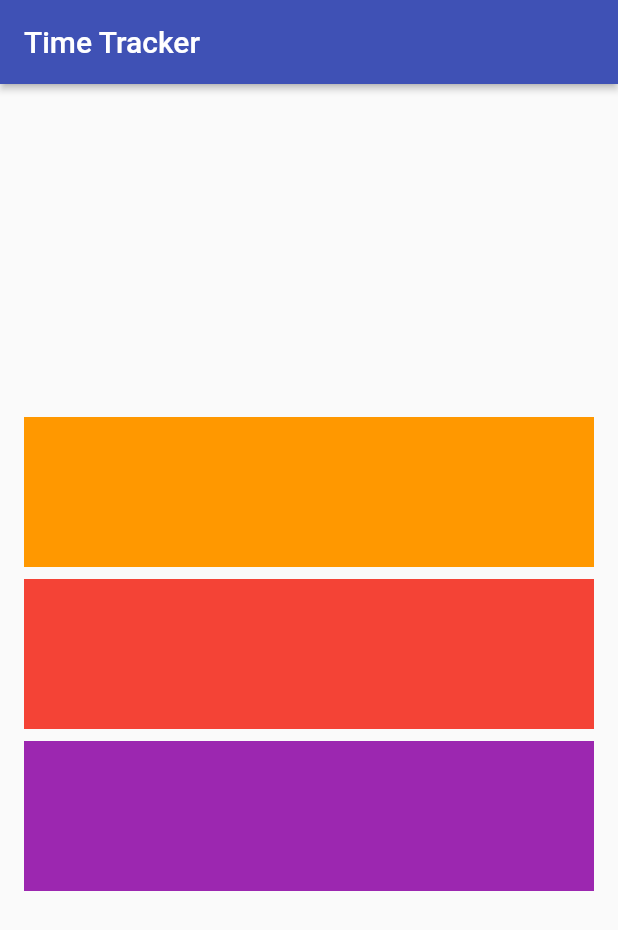
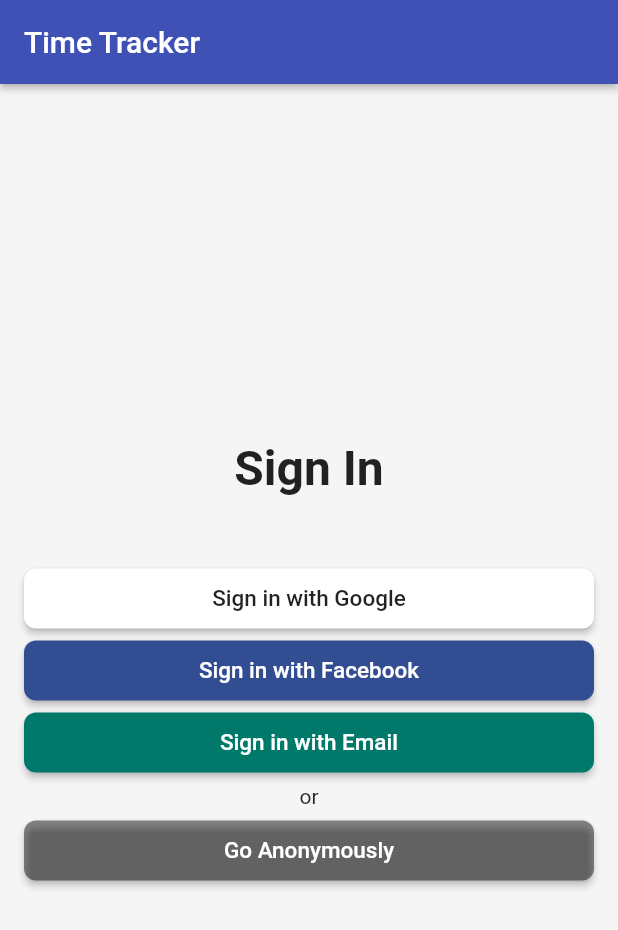
Before and after one commit to louishinohara/time_tracker, a Flutter app: the screen it shows after launch, on a phone screen of 412 x 824 dp. Shown: the top 930 px of the screen. Run offline on Flutter 3.47's test engine with Material 2 defaults, Android fonts, the phone set to English and light mode, and no system bars.

Commit message:
Update app/sign_in
Finished adding all buttons for log in page

```diff
--- /dev/null
+++ b/lib/app/sign_in/sign_in_button.dart
@@ -0,0 +1,18 @@
+import 'package:flutter/material.dart';
+import 'package:time_tracker/common_widgets/custom_raised_button.dart';
+
+class SignInButton extends CustomRaisedButton{
+  SignInButton({          // Constructor for custom sign in button
+    String text,
+    Color color,
+    Color textColor,
+    VoidCallback onPressed,
+  }) : super(             // Importing properties from custom raised button
+    child: Text(text, style: TextStyle(color: textColor, fontSize: 15.0),
+    ),
+    color: color,
+    borderRadius: 8.0,
+    height: 40,
+    onPressed: onPressed,
+  );
+}
--- a/lib/app/sign_in/sign_in_page.dart
+++ b/lib/app/sign_in/sign_in_page.dart
@@ -1,20 +1,21 @@
 import 'package:flutter/material.dart';
+
+import 'package:time_tracker/common_widgets/custom_raised_button.dart';
+import './sign_in_button.dart';
 
 class SignInPage extends StatelessWidget {
   // Creating a new class for the main.dart
   @override
   Widget build(BuildContext context) {
-    var scaffold3 = Scaffold(
+    return Scaffold(
       // Used to build the page
       appBar: AppBar(
         title: Text('Time Tracker'), // Text displayed on app bar
         elevation: 2,
       ),
       body: _buildContent(),
+      backgroundColor: Colors.grey[100],
     );
-    var scaffold2 = scaffold3;
-    var scaffold = scaffold2;
-    return scaffold;
   }
 
   Widget _buildContent() {
@@ -22,37 +23,54 @@ class SignInPage extends StatelessWidget {
     return Padding(
       padding: EdgeInsets.all(16),
       child: Column(
+        mainAxisAlignment: MainAxisAlignment.center,
         crossAxisAlignment: CrossAxisAlignment.stretch,
-        mainAxisAlignment: MainAxisAlignment.center,
         // A container can specify a widget child
         children: <Widget>[
           // A column has children which is a list of widgets
-          Container(
-            color: Colors.orange,
-            // Widget for a box. Uses the container and creates individual space on page
-            child: SizedBox(
-              height: 100,
+          Text(
+            'Sign In',
+            textAlign: TextAlign.center,
+            style: TextStyle(
+              fontSize: 32,
+              fontWeight: FontWeight.w600,
             ),
           ),
-          SizedBox(
-            height: 8,
+          SizedBox(height: 48),
+          SignInButton(
+            text: 'Sign in with Google',
+            textColor: Colors.black87,
+            color: Colors.white,
+            onPressed: () {},
           ),
-          Container(
-            color: Colors.red,
-            child: SizedBox(
-              // Widget for a box. Uses the container and creates individual space on page
-              height: 100,
-            ),
+          SizedBox(height: 8.0),
+          SignInButton(
+            text: 'Sign in with Facebook',
+            textColor: Colors.white,
+            color: Color(0xFF334D92),
+            onPressed: () {},
           ),
-          SizedBox(height: 8),
-          Container(
-            color: Colors.purple,
-            // Widget for a box. Uses the container and creates individual space on page
-            child: SizedBox(
-              height: 100,
-            ),
+          SizedBox(height: 8.0),
+          SignInButton(
+            text: 'Sign in with Email',
+            textColor: Colors.white,
+            color: Colors.teal[700],
+            onPressed: () {},
           ),
-          SizedBox(height: 8),
+          SizedBox(height: 8.0),
+          Text('or',
+              style: TextStyle(
+                fontSize: 14.0,
+                color: Colors.black87,
+              ),
+              textAlign: TextAlign.center),
+          SizedBox(height: 8.0),
+          SignInButton(
+            text: 'Go Anonymously',
+            textColor: Colors.white,
+            color: Colors.black45,
+            onPressed: () {},
+          ),
         ],
       ),
     );
```
Also changed, not shown: lib/common_widgets/custom_raised_button.dart (added, +35 -0 lines).
